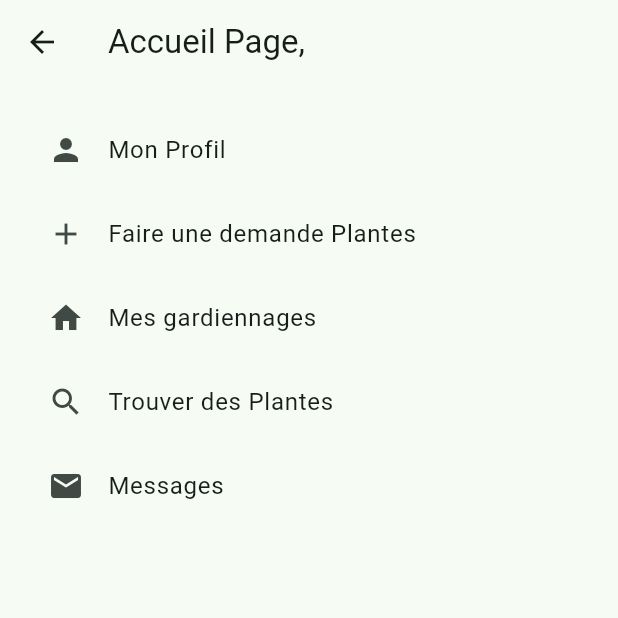
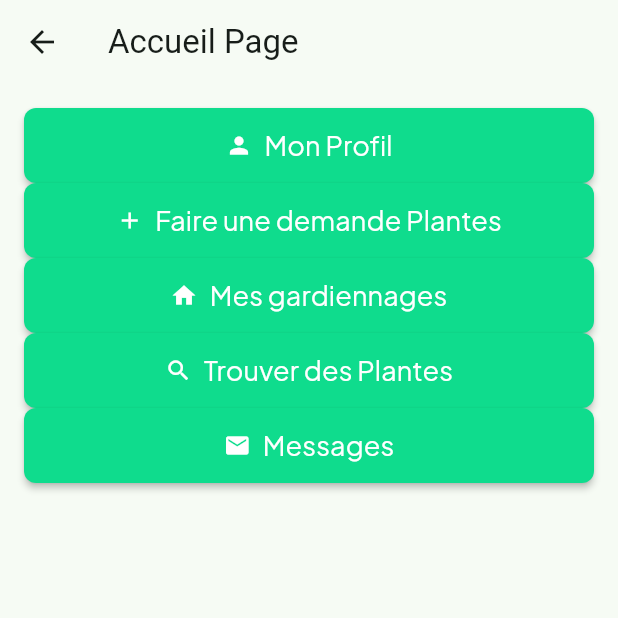
Before and after one commit to ThomasDeschampt/mspr, a Flutter app: the AccueilPage screen opened directly with empty values, on a phone screen of 412 x 824 dp, the top half of it. Run offline on Flutter 3.47's test engine with Material 3 defaults, Android fonts, the phone set to English and light mode, and no system bars; drawn by our look-alikes of auto_size_text; our stand-ins replace flutter_map, font_awesome_flutter, from_css_color, google_fonts, latlong2, page_transition and 2 more; missing offline and left inert: json_path; accounts and stored records are empty.

```diff
--- a/flutter-frontend/lib/accueil.dart
+++ b/flutter-frontend/lib/accueil.dart
@@ -1,4 +1,6 @@
 import 'package:flutter/material.dart';
+import '/flutter_flow/flutter_flow_widgets.dart'; // Importez les widgets FlutterFlow
+import '/flutter_flow/flutter_flow_theme.dart'; // Importez le thème FlutterFlow
 import 'package:mspr/home_page_widget.dart';
 import 'package:mspr/trouver.dart';
 import 'messages.dart';
@@ -24,7 +26,7 @@ class _AccueilPageState extends State<AccueilPage> {
 
     return Scaffold(
       appBar: AppBar(
-        title: Text('Accueil Page, $pseudo'),
+        title: Text('Accueil Page'),
       ),
       body: Padding(
         padding: const EdgeInsets.all(16.0),
@@ -127,10 +129,20 @@ class _AccueilPageState extends State<AccueilPage> {
 
   Widget _buildMenuItem(
       BuildContext context, IconData icon, String title, VoidCallback onTap) {
-    return ListTile(
-      leading: Icon(icon), // Ajouter une icône à gauche
-      title: Text(title),
-      onTap: onTap,
+    return FFButtonWidget( // Utilisez le widget FFButtonWidget à la place de ListTile
+      onPressed: onTap,
+      iconData: icon,
+      text: title,
+      options: FFButtonOptions(
+        width: 300,
+        height: 50,
+        color: Color.fromARGB(255, 15, 220, 141),
+        textStyle: FlutterFlowTheme.of(context).titleMedium.override(
+          fontFamily: 'Plus Jakarta Sans',
+          color: Colors.white,
+        ),
+        elevation: 2,
+      ),
     );
   }
 }
--- a/flutter-frontend/lib/home_page_widget.dart
+++ b/flutter-frontend/lib/home_page_widget.dart
@@ -278,7 +278,7 @@ class _HomePageWidgetState extends State<HomePageWidget> {
                     height: 60,
                     padding: EdgeInsetsDirectional.fromSTEB(0, 0, 0, 0),
                     iconPadding: EdgeInsetsDirectional.fromSTEB(0, 0, 0, 0),
-                    color: FlutterFlowTheme.of(context).primary,
+                    color: Color.fromARGB(255, 15, 220, 141),
                     textStyle: FlutterFlowTheme.of(context).titleMedium.override(
                       fontFamily: 'Plus Jakarta Sans',
                       color: Colors.white,
```
Also changed, not shown: flutter-frontend/lib/messages.dart (+89 -3 lines).
